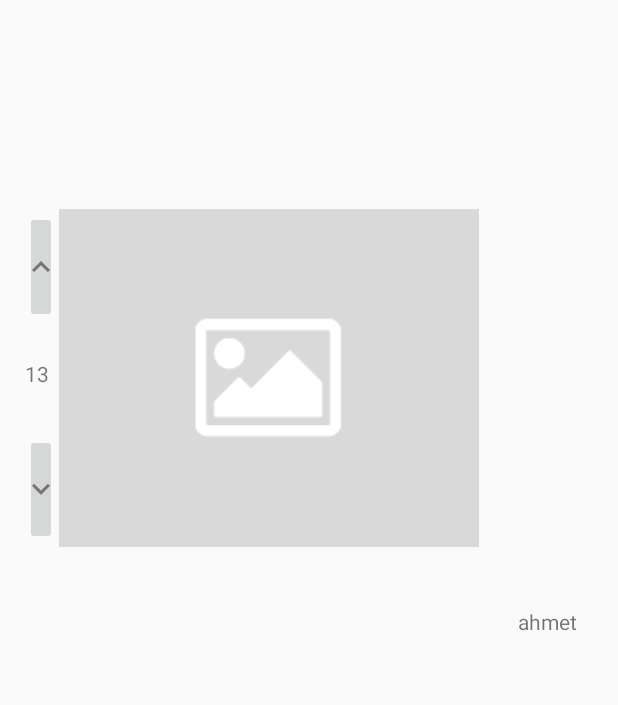
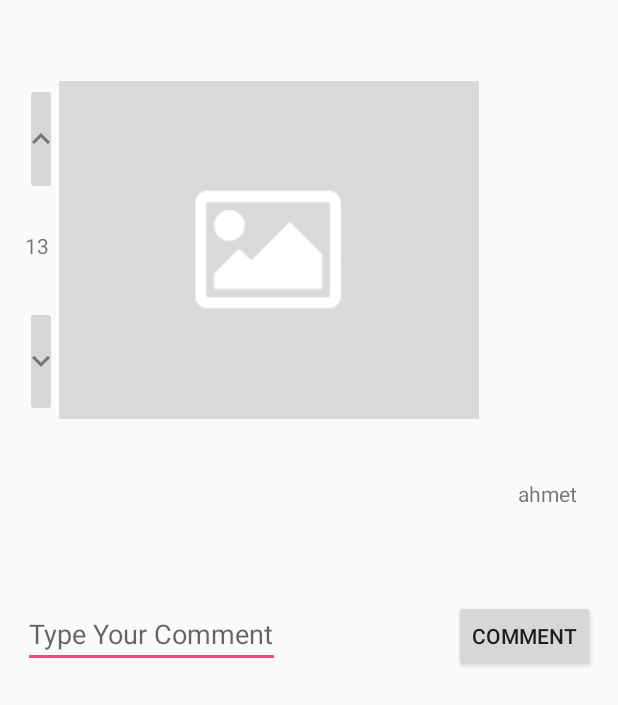
Before and after one commit to bounswe/bounswe2017group1, an Android app: the layout item_detail_view.xml on its own in the app's theme, with its tools: preview values and no code run, on a phone screen of 412 x 824 dp. Shown: the top 705 px of the screen. Run offline under Robolectric (Android 15) with nearby library versions, the phone set to English and light mode, and no system bars.

Commit message:
comment functionality is done! Comments can be posted and listed, but photo, and date fields must be added, UI must be enhanced

```diff
--- a/android/app/src/main/res/layout/activity_main.xml
+++ b/android/app/src/main/res/layout/activity_main.xml
@@ -55,7 +55,7 @@
             android:layout_height="0dp"/>
 
     </android.support.v4.widget.SwipeRefreshLayout>
-    >
+
 
 
     <android.support.design.widget.CoordinatorLayout
--- a/android/app/src/main/res/layout/item_detail_view.xml
+++ b/android/app/src/main/res/layout/item_detail_view.xml
@@ -4,6 +4,9 @@
     xmlns:android="http://schemas.android.com/apk/res/android"
     android:layout_width="match_parent"
     android:layout_height="match_parent">
+    <ScrollView
+        android:layout_width="match_parent"
+        android:layout_height="match_parent">
 
     <LinearLayout
         xmlns:android="http://schemas.android.com/apk/res/android"
@@ -16,7 +19,7 @@
         <LinearLayout
             android:id="@+id/lineartitle"
             android:layout_width="match_parent"
-            android:layout_height="0dp"
+            android:layout_height="wrap_content"
             android:layout_weight="1.5"
             android:orientation="horizontal">
 
@@ -128,17 +131,42 @@
             android:layout_width="match_parent"
             android:layout_height="wrap_content"
             android:layout_weight="5"
-            android:orientation="horizontal">
+            android:orientation="vertical">
 
             <TextView
                 android:id="@+id/detaildescription"
                 android:layout_width="wrap_content"
                 android:layout_height="match_parent"
                 android:maxLines="10"
+                android:layout_weight="1"
                 android:scrollbars="vertical"/>
+            <RelativeLayout
+                android:layout_width="match_parent"
+                android:layout_height="wrap_content"
+                android:layout_marginTop="30dp"
+                android:layout_weight="2">
+                <EditText
+                    android:layout_width="wrap_content"
+                    android:layout_height="wrap_content"
+                    android:id="@+id/comment_entry"
+                    android:hint="Type Your Comment"
+                    android:layout_alignParentLeft="true"/>
+                <Button
+                    android:layout_width="wrap_content"
+                    android:layout_height="wrap_content"
+                    android:id="@+id/comment_send"
+                    android:text="Comment"
+                    android:layout_alignParentRight="true"/>
+            </RelativeLayout>
+
+            <android.support.v7.widget.RecyclerView
+                android:id="@+id/comment_recycler_view"
+                android:layout_marginTop="20dp"
+                android:layout_weight="3"
+                android:layout_width="match_parent"
+                android:layout_height="wrap_content" />
         </LinearLayout>
 
-
-
     </LinearLayout>
+    </ScrollView>
 </RelativeLayout>
```
Also changed, not shown: android/app/src/main/java/com/boungroup1/androidculturemania/ApiInterface.java (+7 -0 lines), android/app/src/main/java/com/boungroup1/androidculturemania/CommentAdapter.java (added, +59 -0 lines), android/app/src/main/java/com/boungroup1/androidculturemania/CommentBody.java (added, +38 -0 lines), android/app/src/main/java/com/boungroup1/androidculturemania/ItemDetailView.java (+86 -7 lines), android/app/src/main/java/com/boungroup1/androidculturemania/JsonResponseComment.java (added, +146 -0 lines), android/app/src/main/res/layout/comment_view.xml (added, +29 -0 lines).
